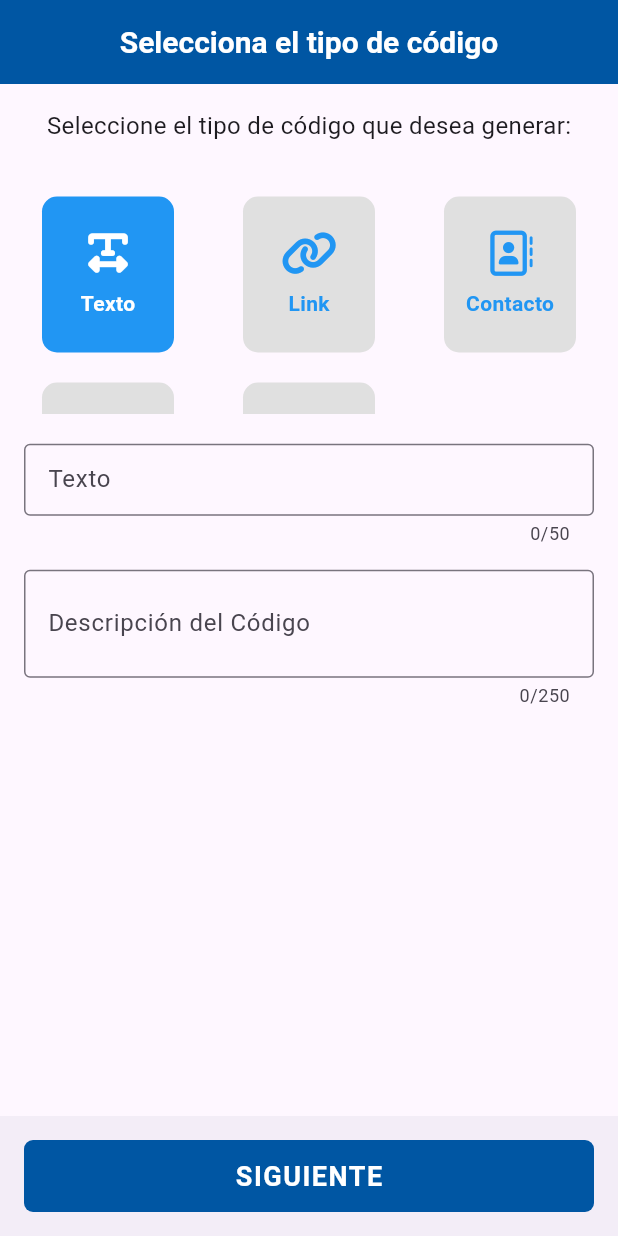
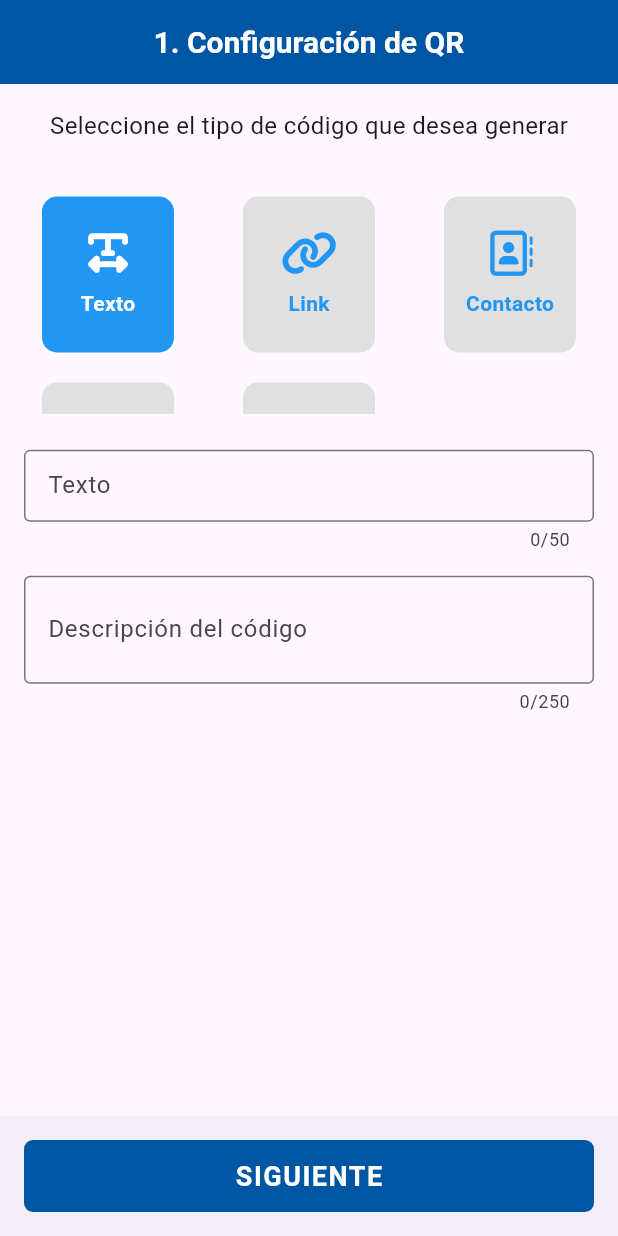
Before and after one commit to miguel-GF/qr_generator_awesome_app, a Flutter app: the screen it shows after launch, on a phone screen of 412 x 824 dp. Run offline on Flutter 3.47's test engine with Material 3 defaults, Android fonts, the phone set to English and light mode, and no system bars; our stand-ins replace dartz, equatable, flutter_colorpicker, font_awesome_flutter, get, lottie and 4 more; missing offline and left inert: bottom_bar; accounts and stored records are empty.

```diff
--- a/lib/screens/qr_code_create_step_one_screen.dart
+++ b/lib/screens/qr_code_create_step_one_screen.dart
@@ -3,6 +3,7 @@
 import 'package:flutter/material.dart';
 import 'package:get/get.dart';
 import 'package:font_awesome_flutter/font_awesome_flutter.dart';
+import '/core/widgets/bottom_bar_widget.dart';
 import '/core/routes/routes_names.dart';
 import '/core/utils/string_util.dart';
 import '/features/qr_code/presentation/widgets/input_add_new_data.dart';
@@ -57,75 +58,8 @@ class _QrCodeCreateStepOneScreenState extends State<QrCodeCreateStepOneScreen> {
     });
   }
 
-  @override
-  Widget build(BuildContext context) {
-    return Scaffold(
-      appBar: AppBar(
-        title: const Text('Selecciona el tipo de código'),
-      ),
-      body: Column(
-        children: [
-          const SizedBox(height: 16),
-          const Text(
-            'Seleccione el tipo de código que desea generar:',
-            style: TextStyle(fontSize: 16),
-          ),
-          const SizedBox(height: 16),
-          // Slider de tipos de código QR (Horizontal)
-          SizedBox(
-            height: Get.height * 0.2, // Altura proporcional
-            child: GridView(
-              gridDelegate: const SliverGridDelegateWithFixedCrossAxisCount(
-                crossAxisCount: 3, // Número de columnas
-                mainAxisSpacing: 20.0, // Espacio vertical entre los elementos
-                crossAxisSpacing:
-                    30.0, // Espacio horizontal entre los elementos
-              ),
-              padding: const EdgeInsets.all(20),
-              shrinkWrap: true,
-              children: [
-                _buildCodeTypeButton('texto', FontAwesomeIcons.textWidth),
-                _buildCodeTypeButton('link', FontAwesomeIcons.link),
-                _buildCodeTypeButton('contacto', FontAwesomeIcons.addressBook),
-                _buildCodeTypeButton('whatsapp', FontAwesomeIcons.whatsapp),
-                _buildCodeTypeButton('facebook', FontAwesomeIcons.facebook),
-              ],
-              // child: ListView(
-              //   scrollDirection: Axis.horizontal,
-              //   physics: const AlwaysScrollableScrollPhysics(),
-              //   shrinkWrap: true,
-              //   children: [
-              //     _buildCodeTypeButton('texto', FontAwesomeIcons.textWidth),
-              //     _buildCodeTypeButton('link', FontAwesomeIcons.link),
-              //     _buildCodeTypeButton('contacto', FontAwesomeIcons.addressBook),
-              //     _buildCodeTypeButton('whatsapp', FontAwesomeIcons.whatsapp),
-              //     _buildCodeTypeButton('facebook', FontAwesomeIcons.facebook),
-              //   ],
-              // ),
-            ),
-          ),
-          const SizedBox(height: 20),
-          // Inputs con Scroll en caso de ser necesario
-          Expanded(
-            child: SingleChildScrollView(
-              padding: const EdgeInsets.symmetric(horizontal: 16),
-              child: Form(
-                key: _formKey,
-                child: Column(
-                  children: _buildInputFields(),
-                ),
-              ),
-            ),
-          ),
-        ],
-      ),
-      // BottomNavigationBar con el botón de siguiente
-      bottomNavigationBar: BottomAppBar(
-        child: Padding(
-          padding: const EdgeInsets.symmetric(vertical: 4.0),
-          child: TextButton(
-            onPressed: () async {
-              // Usar la GlobalKey para validar el formulario
+  void validateData() async {
+    try {
       if (_formKey.currentState!.validate()) {
         // Si es válido, ejecutar alguna acción (ej. enviar datos)
         String qrData = '';
@@ -234,16 +168,83 @@ class _QrCodeCreateStepOneScreenState extends State<QrCodeCreateStepOneScreen> {
         await _irPaginaDos(qrCodeModel);
       } else {
         // Si no es válido, mostrar un mensaje
-                Get.snackbar(
-                    'Datos incompletos o incorrectos', 'Formulario no válido',
+        Get.snackbar('Datos incompletos o incorrectos', 'Formulario no válido',
             snackPosition: SnackPosition.BOTTOM);
       }
-            },
-            child: const Text('SIGUIENTE'),
+    } catch (e) {
+      // print(e);
+    }
+  }
+
+  @override
+  Widget build(BuildContext context) {
+    return Scaffold(
+        appBar: AppBar(
+          title: const Text('1. Configuración de QR'),
+        ),
+        body: Column(
+          children: [
+            const SizedBox(height: 16),
+            const Text(
+              'Seleccione el tipo de código que desea generar',
+              style: TextStyle(fontSize: 16),
+            ),
+            const SizedBox(height: 16),
+            // Slider de tipos de código QR (Horizontal)
+            SizedBox(
+              height: Get.height * 0.2, // Altura proporcional
+              child: GridView(
+                gridDelegate: const SliverGridDelegateWithFixedCrossAxisCount(
+                  crossAxisCount: 3, // Número de columnas
+                  mainAxisSpacing: 20.0, // Espacio vertical entre los elementos
+                  crossAxisSpacing:
+                      30.0, // Espacio horizontal entre los elementos
+                ),
+                padding: const EdgeInsets.all(20),
+                shrinkWrap: true,
+                children: [
+                  _buildCodeTypeButton('texto', FontAwesomeIcons.textWidth),
+                  _buildCodeTypeButton('link', FontAwesomeIcons.link),
+                  _buildCodeTypeButton(
+                      'contacto', FontAwesomeIcons.addressBook),
+                  _buildCodeTypeButton('whatsapp', FontAwesomeIcons.whatsapp),
+                  _buildCodeTypeButton('facebook', FontAwesomeIcons.facebook),
+                ],
+                // child: ListView(
+                //   scrollDirection: Axis.horizontal,
+                //   physics: const AlwaysScrollableScrollPhysics(),
+                //   shrinkWrap: true,
+                //   children: [
+                //     _buildCodeTypeButton('texto', FontAwesomeIcons.textWidth),
+                //     _buildCodeTypeButton('link', FontAwesomeIcons.link),
+                //     _buildCodeTypeButton('contacto', FontAwesomeIcons.addressBook),
+                //     _buildCodeTypeButton('whatsapp', FontAwesomeIcons.whatsapp),
+                //     _buildCodeTypeButton('facebook', FontAwesomeIcons.facebook),
+                //   ],
+                // ),
+              ),
+            ),
+            const SizedBox(height: 20),
+            // Inputs con Scroll en caso de ser necesario
+            Expanded(
+              child: SingleChildScrollView(
+                padding:
+                    const EdgeInsets.symmetric(horizontal: 16, vertical: 4),
+                child: Form(
+                  key: _formKey,
+                  child: Column(
+                    children: _buildInputFields(),
                   ),
                 ),
               ),
-    );
+            ),
+          ],
+        ),
+        // BottomNavigationBar con el botón de siguiente
+        bottomNavigationBar: BottomBarWidget(
+          labelBtn: 'Siguiente',
+          function: () async => validateData(),
+        ));
   }
 
   // Construir los botones de selección del tipo de QR
@@ -409,7 +410,7 @@ class _QrCodeCreateStepOneScreenState extends State<QrCodeCreateStepOneScreen> {
       controller: _commentCtr,
       maxLines: 3,
       maxLength: 250,
-      labelText: 'Descripción del Código',
+      labelText: 'Descripción del código',
       hintText: 'Descripción para identificar el qr con facilidad',
       validator: (value) {
         if (value!.isEmpty) {
```
Also changed, not shown: lib/screens/qr_code_create_step_two_screen.dart (+25 -9 lines). Lines whose indentation alone changed are shown as unchanged.
